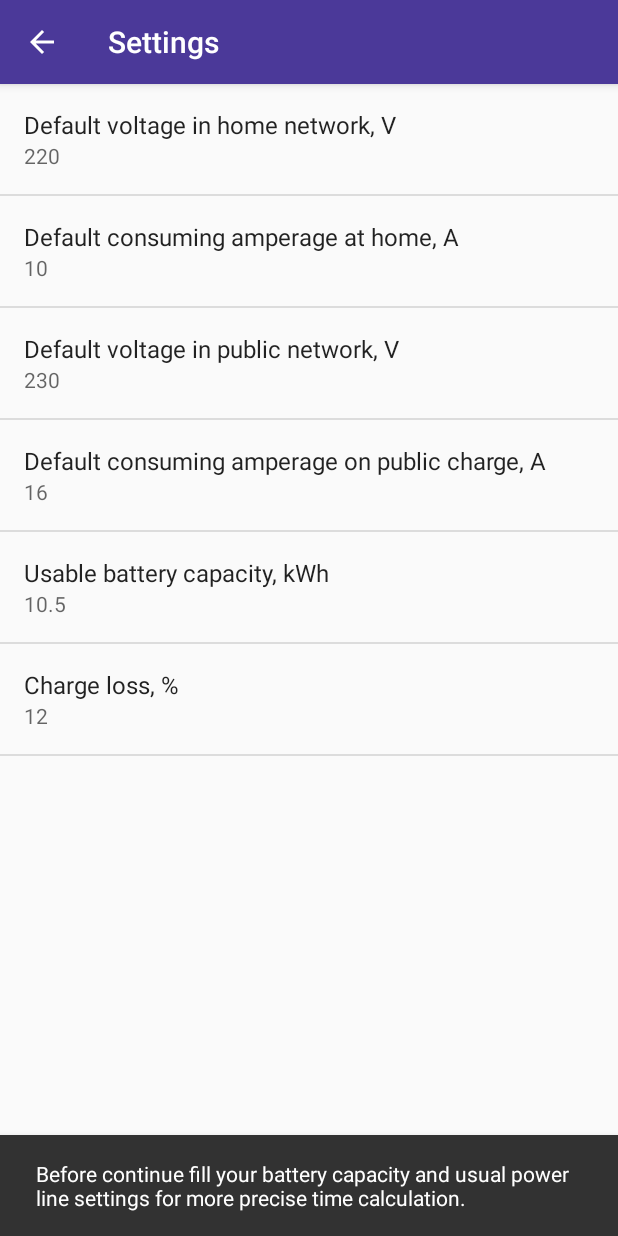
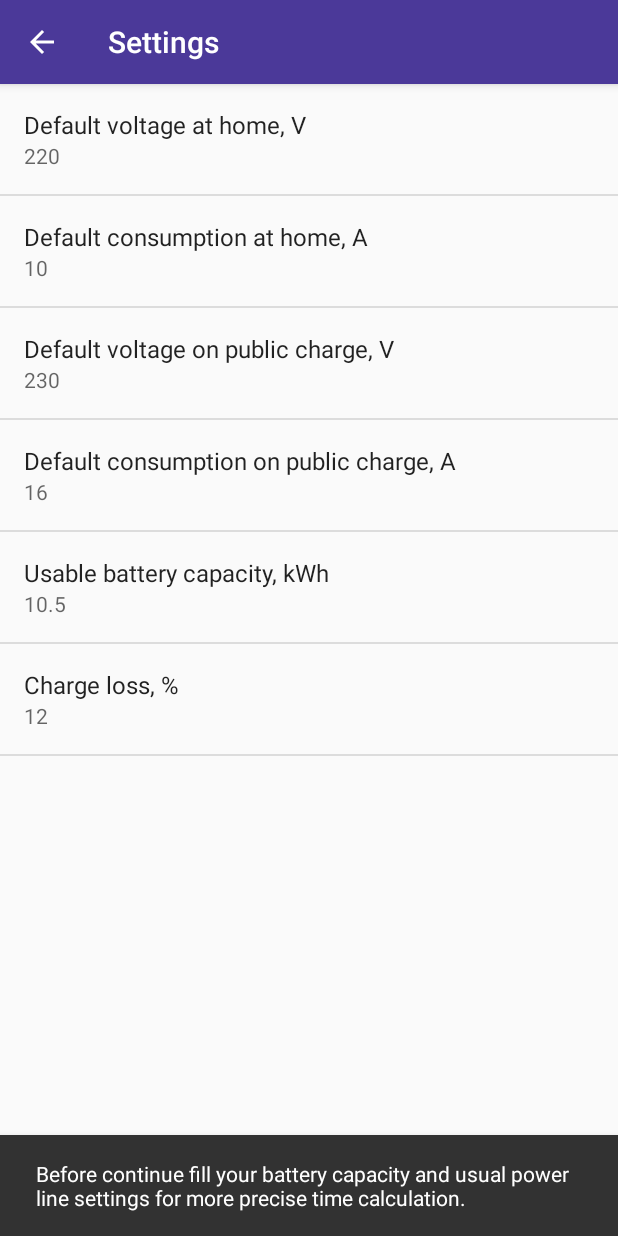
Before and after one commit to SergiiGalai/EVChargeHelper, an Android app: the screen it shows after launch (SettingsActivity), on a phone screen of 412 x 824 dp. Run offline under Robolectric (Android 15) with nearby library versions, the phone set to English and light mode, and no system bars.

Commit message:
[CHT-22] translations

```diff
--- a/app/src/main/res/values/strings.xml
+++ b/app/src/main/res/values/strings.xml
@@ -9,10 +9,10 @@
     <!-- Example settings for Charging -->
     <string name="pref_header_charging">Battery and charging</string>
 
-    <string name="pref_title_home_voltage">Default voltage in home network, V</string>
-    <string name="pref_title_home_amperage">Default consuming amperage at home, A</string>
-    <string name="pref_title_public_voltage">Default voltage in public network, V</string>
-    <string name="pref_title_public_amperage">Default consuming amperage on public charge, A</string>
+    <string name="pref_title_home_voltage">Default voltage at home, V</string>
+    <string name="pref_title_home_amperage">Default consumption at home, A</string>
+    <string name="pref_title_public_voltage">Default voltage on public charge, V</string>
+    <string name="pref_title_public_amperage">Default consumption on public charge, A</string>
     <string name="pref_title_charge_loss">Charge loss, %</string>
     <string name="pref_title_battery_capacity">Usable battery capacity, kWh</string>
 
```
Also changed, not shown: 2 other files.
